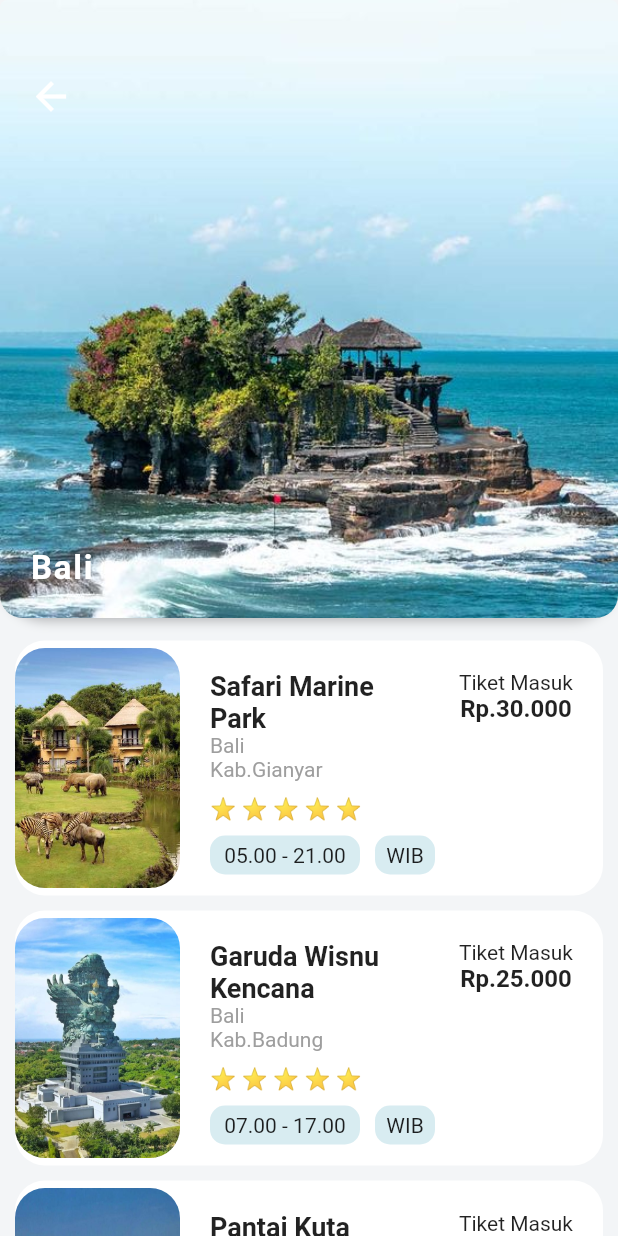
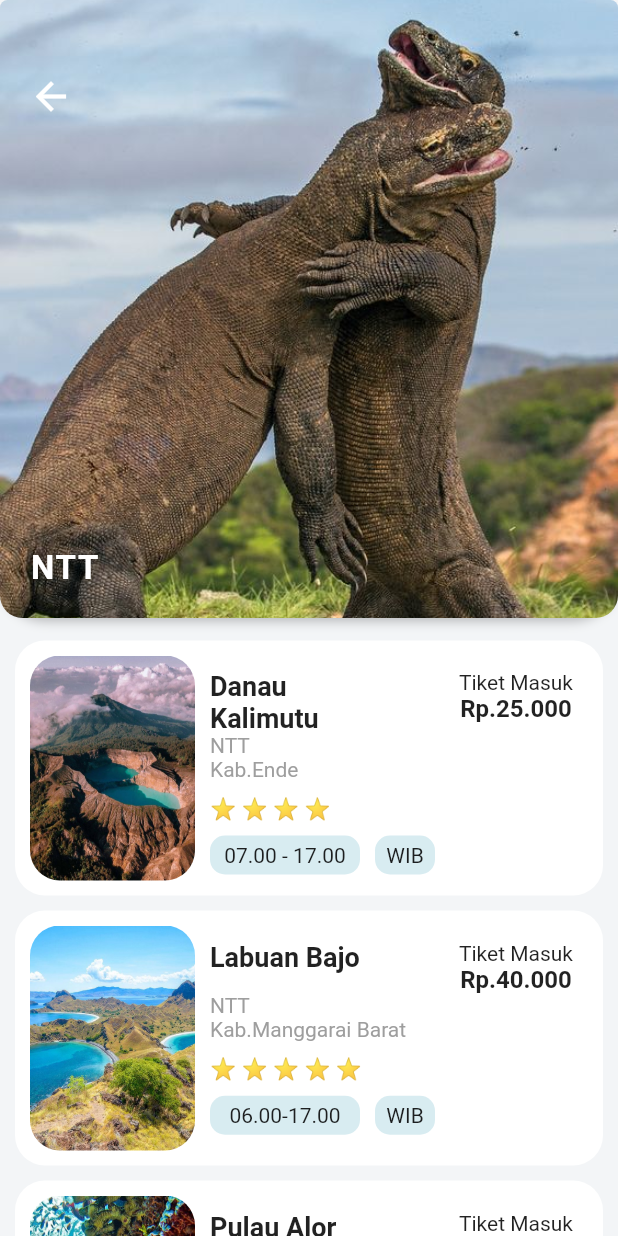
Before and after one commit to andhiratobing/wisata_indonesia, a Flutter app: the TempatWisataScreen screen opened directly with sample values from the repository, on a phone screen of 412 x 824 dp. Run offline on Flutter 3.47's test engine with Material 2 defaults, Android fonts, the phone set to English and light mode, and no system bars.

Commit message:
UI Commit

```diff
--- a/lib/models/TempatWisata.dart
+++ b/lib/models/TempatWisata.dart
@@ -73,7 +73,44 @@ List<Activity> bali = [
   ),
 ];
 
-
+List<Activity> ntt = [
+  Activity(
+    gambarUrl: 'assets/images/danau_kalimutu.jpg',
+    nama: 'Danau Kalimutu',
+    provinsi: 'NTT',
+    kota: 'Kab.Ende',
+    startTimes: ['07.00 - 17.00', 'WIB'],
+    rating: 4,
+    harga: '25.000',
+  ),
+  Activity(
+    gambarUrl: 'assets/images/labuan_bajo.jpg',
+    nama: 'Labuan Bajo',
+    provinsi: 'NTT',
+    kota: 'Kab.Manggarai Barat',
+    startTimes: ['06.00-17.00', 'WIB'],
+    rating: 5,
+    harga: '40.000',
+  ),
+  Activity(
+    gambarUrl: 'assets/images/pulau_alor.jpg',
+    nama: 'Pulau Alor',
+    provinsi: 'NTT',
+    kota: 'Kab.Alor',
+    startTimes: ['07.00-17.00', 'WIB'],
+    rating: 5,
+    harga: '30.000',
+  ),
+  Activity(
+    gambarUrl: 'assets/images/pulau_komodo.jpg',
+    nama: 'Pulau Komodo',
+    provinsi: 'NTT',
+    kota: 'Kab.Manggarai Barat',
+    startTimes: ['06.00-17.00', 'WIB'],
+    rating: 5,
+    harga: '50.000',
+  )
+];
 
 List<Activity> jawatimur = [
   Activity(
@@ -153,21 +190,64 @@ List<Activity> jawatengah = [
   )
 ];
 
+List<Activity> papuabarat = [
+  Activity(
+    gambarUrl: 'assets/images/misool.jpg',
+    nama: 'Misool',
+    provinsi: 'Papua Barat',
+    kota: 'Kab.Raja Ampat',
+    startTimes: ['06.00 - 17.00', 'WIB'],
+    rating: 5,
+    harga: '25.000',
+  ),
+  Activity(
+    gambarUrl: 'assets/images/pasir_timbul.jpg',
+    nama: 'Pasir Timbul',
+    provinsi: 'Papua Barat',
+    kota: 'Kab.Raja Ampat',
+    startTimes: ['06.00-17.00', 'WIB'],
+    rating: 5,
+    harga: '30.000',
+  ),
+  Activity(
+    gambarUrl: 'assets/images/pianemo.jpg',
+    nama: 'Pianemo',
+    provinsi: 'Papua Barat',
+    kota: 'Kab.Raja Ampat',
+    startTimes: ['06.00-17.00', 'WIB'],
+    rating: 5,
+    harga: '30.000',
+  ),
+  Activity(
+    gambarUrl: 'assets/images/pulau_arborek.jpg',
+    nama: 'Pulau Arborek',
+    provinsi: 'Papua Barat',
+    kota: 'Kab.Raja Ampat',
+    startTimes: ['06.00-17.00', 'WIB'],
+    rating: 5,
+    harga: '40.000',
+  )
+];
+
+
 
 
 List<TempatWisata> ListWisata = [
   TempatWisata(
-    gambarUrl: 'assets/images/tanah_lot.jpg',
+    gambarUrl: 'assets/images/pulau_komodo.jpg',
+    provinsi: 'NTT',
+    deskripsi: 'Pesona Wisata NTT Memang Begitu Indah',
+    activities: ntt,
+  ),
+  TempatWisata(
+    gambarUrl: 'assets/images/pure_uluwatu.jpg',
     provinsi: 'Bali',
-    kota: 'Kab.Tabanan ',
     deskripsi: 'Pesona Wisata Bali Memang Begitu Indah',
     activities: bali,
   ),
-
   TempatWisata(
     gambarUrl: 'assets/images/gunung_bromo.jpg',
     provinsi: 'Jawa  Timur',
-    kota: 'Kab.Malang',
     deskripsi: 'Pesona Wisata Jawa Timur Memang Begitu Indah',
     activities: jawatimur,
   ),
@@ -175,8 +255,13 @@ List<TempatWisata> ListWisata = [
   TempatWisata(
     gambarUrl: 'assets/images/candi_borobudur.jpg',
     provinsi: 'Jawa Tengah',
-    kota: 'Kab.Magelang',
     deskripsi: 'Pesona Wisata Jawa Tengah Memang Begitu Indah',
     activities: jawatengah,
   ),
+  TempatWisata(
+    gambarUrl: 'assets/images/pasir_timbul.jpg',
+    provinsi: 'Papua Barat',
+    deskripsi: 'Pesona Wisata Papua Barat Memang Begitu Indah',
+    activities: papuabarat,
+  ),
 ];
--- a/lib/screens/TempatWisataScreen.dart
+++ b/lib/screens/TempatWisataScreen.dart
@@ -199,9 +199,9 @@ class _TempatWisataScreenState extends State<TempatWisataScreen> {
                       ),
                     ),
                     Positioned(
-                      left: 10.0,
-                      top: 10.0,
-                      bottom: 10.0,
+                    left: 20.0,
+                    top: 15.0,
+                    bottom: 15.0,
                       child: ClipRRect(
                         borderRadius: BorderRadius.circular(20.0),
                         child: Image(
```
Also changed, not shown: assets/images/danau_kalimutu.jpg (added), assets/images/labuan_bajo.jpg (added), assets/images/pulau_alor.jpg (added), assets/images/pulau_komodo.jpg (added).
